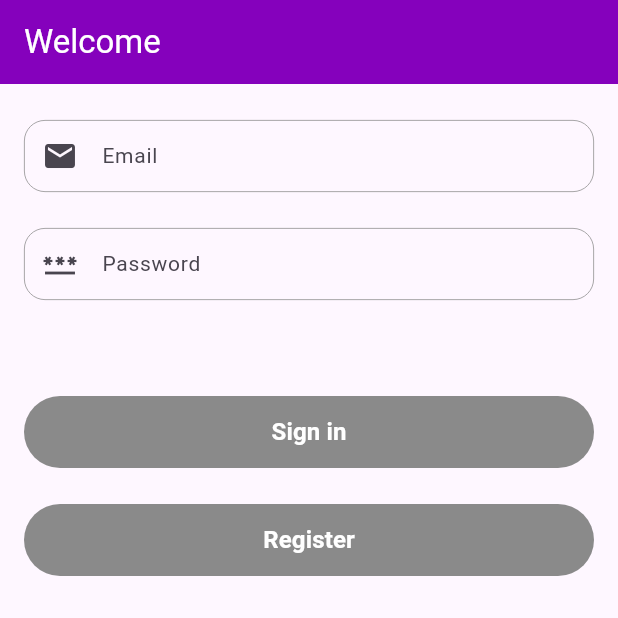
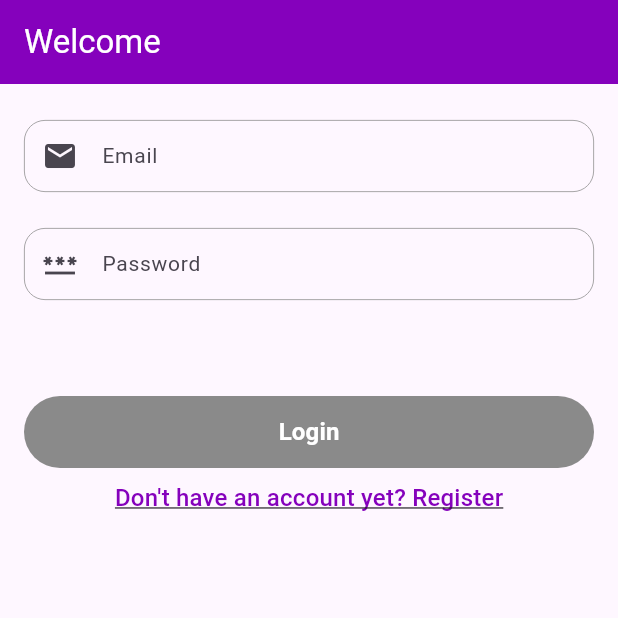
Before and after one commit to Hadii1/wellcheck, a Flutter app: the screen it shows after launch, on a phone screen of 412 x 824 dp, the top half of it. Run offline on Flutter 3.47's test engine with Material 3 defaults, Android fonts, the light colour scheme and no system bars; our stand-ins replace equatable, firebase_auth, firebase_core, flutter_bloc, flutter_riverpod, flutter_spinkit and 1 more; missing offline and left inert: animated_size_and_fade; accounts and stored records are empty.

Commit message:
refactor(project): add login/signup toggle, change local notification background color
Add toggle in the login screen so user can switch between loging in and registering
Change the background color of local notification banner
Change action button text in confirmation dialog

```diff
--- a/lib/screen_states/login_state.dart
+++ b/lib/screen_states/login_state.dart
@@ -2,6 +2,11 @@ import 'package:flutter/material.dart';
 import 'package:flutter_riverpod/flutter_riverpod.dart';
 import 'package:wellcheck/providers/local_notification_provider.dart';
 import 'package:wellcheck/providers/user_provider.dart';
+
+enum AuthType {
+  register,
+  login,
+}
 
 final loginScreenState = ChangeNotifierProvider.autoDispose(
   (ref) => LoginNotifier(
@@ -19,11 +24,22 @@ class LoginNotifier extends ChangeNotifier {
   final UserNotifier userNotifier;
   final LocalNotificationsNotifier notificationsNotifier;
 
+  AuthType _type = AuthType.login;
   String _email = '';
   String _password = '';
 
+  AuthType get type => _type;
   String get email => _email;
   String get password => _password;
+
+  void toggleAuthType() {
+    if (_type == AuthType.login) {
+      _type = AuthType.register;
+    } else {
+      _type = AuthType.login;
+    }
+    notifyListeners();
+  }
 
   set password(String pass) {
     _password = pass;
--- a/lib/screens/login.dart
+++ b/lib/screens/login.dart
@@ -2,10 +2,12 @@ import 'package:flutter/material.dart';
 import 'package:flutter_riverpod/flutter_riverpod.dart';
 import 'package:wellcheck/screen_states/login_state.dart';
 import 'package:wellcheck/screens/home.dart';
-import 'package:wellcheck/shared/widgets/horizontal_screen_padder.dart';
-import 'package:wellcheck/utils/spacings.dart';
 import 'package:wellcheck/shared/widgets/custom_button.dart';
 import 'package:wellcheck/shared/widgets/custom_text_field.dart';
+import 'package:wellcheck/shared/widgets/horizontal_screen_padder.dart';
+import 'package:wellcheck/utils/extensions.dart';
+import 'package:wellcheck/utils/spacings.dart';
+import 'package:wellcheck/utils/styles.dart';
 
 class LoginScreen extends ConsumerWidget {
   const LoginScreen({super.key});
@@ -47,7 +49,9 @@ class LoginScreen extends ConsumerWidget {
               enabled:
                   notifier.email.isNotEmpty && notifier.password.isNotEmpty,
               onTap: () async {
-                bool result = await notifier.login();
+                bool result = notifier.type == AuthType.register
+                    ? await notifier.register()
+                    : await notifier.login();
                 if (context.mounted && result) {
                   Navigator.of(context).push(
                     MaterialPageRoute(
@@ -56,24 +60,24 @@ class LoginScreen extends ConsumerWidget {
                   );
                 }
               },
-              label: 'Sign in',
+              label: notifier.type == AuthType.register ? 'Register' : 'Login',
             ),
-            Spacings.verticalElementsSpacing(),
-            RoundedButton(
-              animateLoadingState: true,
-              enabled:
-                  notifier.email.isNotEmpty && notifier.password.isNotEmpty,
-              onTap: () async {
-                bool result = await notifier.register();
-                if (context.mounted && result) {
-                  Navigator.of(context).push(
-                    MaterialPageRoute(
-                      builder: (_) => const HomeScreen(),
-                    ),
-                  );
-                }
-              },
-              label: 'Register',
+            Center(
+              child: InkWell(
+                onTap: () {
+                  notifier.toggleAuthType();
+                },
+                child: Padding(
+                  padding: const EdgeInsets.all(8.0),
+                  child: Text(
+               notifier.type == AuthType.register? 'Already have an account? Sign in' :    'Don\'t have an account yet? Register',
+                    style: context.textTheme().titleMedium!.copyWith(
+                          decoration: TextDecoration.underline,
+                          color: Styles.mainPurple,
+                        ),
+                  ),
+                ),
+              ),
             ),
           ],
         ),
--- a/lib/shared/widgets/notification_banner.dart
+++ b/lib/shared/widgets/notification_banner.dart
@@ -45,7 +45,7 @@ class LocalNotificationsBanner extends StatelessWidget {
                           decoration: BoxDecoration(
                             color: notification.useErrorColor
                                 ? Styles.mainRed
-                                : Styles.mainPurple,
+                                : Colors.green,
                             borderRadius: BorderRadius.circular(8),
                             boxShadow: [
                               BoxShadow(
```
Also changed, not shown: lib/utils/general_functions.dart (+14 -14 lines).
